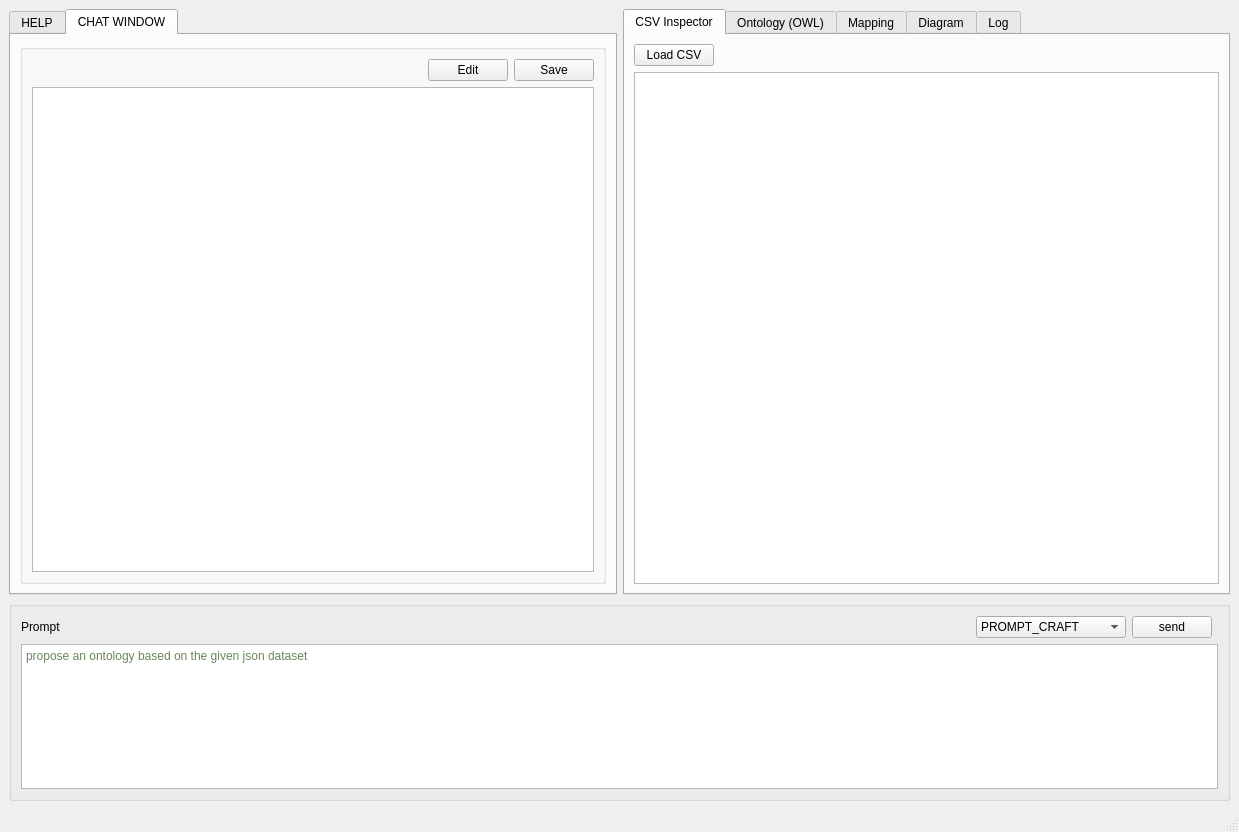
The window that GUI/GUI.ui (tecnomod-um/OntoGenix) describes before a commit, drawn with Qt 5.
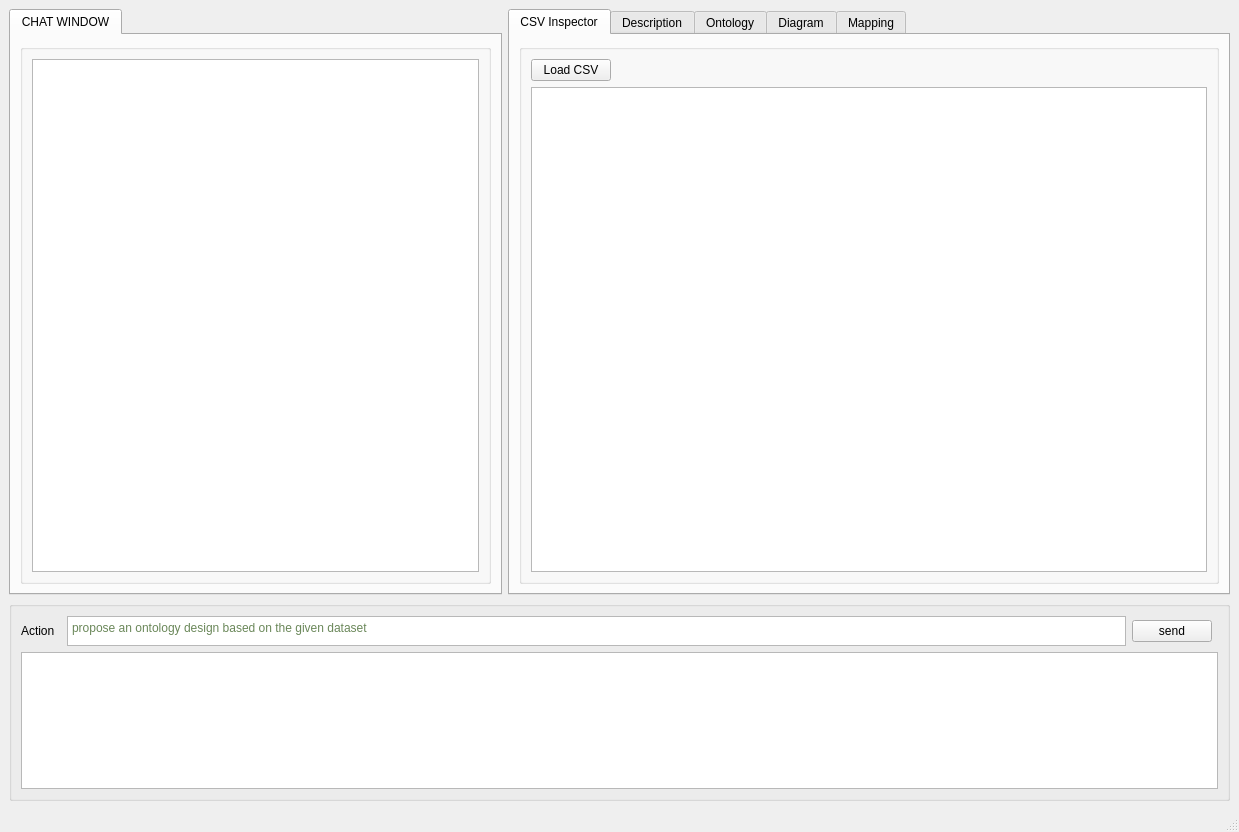
The same window after the commit. The open tabs and pages were chosen to show the change. Custom widgets are drawn as their Qt base class.

What changed in the file:
```diff
--- a/GUI/GUI.ui
+++ b/GUI/GUI.ui
@@ -35,76 +35,45 @@
          <string/>
         </property>
         <layout class="QGridLayout" name="gridLayout_3">
-         <item row="1" column="0">
-          <widget class="QLabel" name="label">
-           <property name="text">
-            <string>Prompt</string>
-           </property>
-          </widget>
-         </item>
-         <item row="1" column="5">
+         <item row="1" column="3">
           <widget class="QPushButton" name="query_send_btn">
            <property name="text">
             <string>send</string>
            </property>
           </widget>
          </item>
-         <item row="1" column="3">
-          <spacer name="horizontalSpacer">
-           <property name="orientation">
-            <enum>Qt::Horizontal</enum>
-           </property>
-           <property name="sizeHint" stdset="0">
+         <item row="1" column="2">
+          <widget class="QTextEdit" name="action_textEdit">
+           <property name="maximumSize">
             <size>
-             <width>40</width>
-             <height>20</height>
+             <width>16777215</width>
+             <height>30</height>
             </size>
            </property>
-          </spacer>
-         </item>
-         <item row="1" column="4">
-          <widget class="QComboBox" name="state_cbox">
-           <property name="minimumSize">
-            <size>
-             <width>150</width>
-             <height>0</height>
-            </size>
+           <property name="html">
+            <string>&lt;!DOCTYPE HTML PUBLIC &quot;-//W3C//DTD HTML 4.0//EN&quot; &quot;http://www.w3.org/TR/REC-html40/strict.dtd&quot;&gt;
+&lt;html&gt;&lt;head&gt;&lt;meta name=&quot;qrichtext&quot; content=&quot;1&quot; /&gt;&lt;style type=&quot;text/css&quot;&gt;
+p, li { white-space: pre-wrap; }
+&lt;/style&gt;&lt;/head&gt;&lt;body style=&quot; font-family:'Noto Sans'; font-size:10pt; font-weight:400; font-style:normal;&quot;&gt;
+&lt;p style=&quot; margin-top:0px; margin-bottom:0px; margin-left:0px; margin-right:0px; -qt-block-indent:0; text-indent:0px;&quot;&gt;&lt;span style=&quot; font-family:'monospace'; font-size:9pt; color:#6a8759;&quot;&gt;propose an ontology design based on the given dataset&lt;/span&gt;&lt;/p&gt;&lt;/body&gt;&lt;/html&gt;</string>
            </property>
-           <item>
-            <property name="text">
-             <string>PROMPT_CRAFT</string>
-            </property>
-           </item>
-           <item>
-            <property name="text">
-             <string>DESCRIPTION</string>
-            </property>
-           </item>
-           <item>
-            <property name="text">
-             <string>ONTOLOGY</string>
-            </property>
-           </item>
-           <item>
-            <property name="text">
-             <string>ONTOLOGY_ENTITY</string>
-            </property>
-           </item>
-           <item>
-            <property name="text">
-             <string>MAPPING</string>
-            </property>
-           </item>
           </widget>
          </item>
-         <item row="3" column="0" colspan="7">
+         <item row="3" column="0" colspan="5">
           <widget class="QTextEdit" name="query_prompt_textedit">
            <property name="html">
             <string>&lt;!DOCTYPE HTML PUBLIC &quot;-//W3C//DTD HTML 4.0//EN&quot; &quot;http://www.w3.org/TR/REC-html40/strict.dtd&quot;&gt;
 &lt;html&gt;&lt;head&gt;&lt;meta name=&quot;qrichtext&quot; content=&quot;1&quot; /&gt;&lt;style type=&quot;text/css&quot;&gt;
 p, li { white-space: pre-wrap; }
 &lt;/style&gt;&lt;/head&gt;&lt;body style=&quot; font-family:'Noto Sans'; font-size:10pt; font-weight:400; font-style:normal;&quot;&gt;
-&lt;p style=&quot; margin-top:12px; margin-bottom:12px; margin-left:0px; margin-right:0px; -qt-block-indent:0; text-indent:0px;&quot;&gt;&lt;span style=&quot; font-family:'monospace'; font-size:9pt; color:#6a8759;&quot;&gt;propose an ontology based on the given json dataset&lt;/span&gt;&lt;/p&gt;&lt;/body&gt;&lt;/html&gt;</string>
+&lt;p style=&quot;-qt-paragraph-type:empty; margin-top:12px; margin-bottom:12px; margin-left:0px; margin-right:0px; -qt-block-indent:0; text-indent:0px;&quot;&gt;&lt;br /&gt;&lt;/p&gt;&lt;/body&gt;&lt;/html&gt;</string>
+           </property>
+          </widget>
+         </item>
+         <item row="1" column="0">
+          <widget class="QLabel" name="label">
+           <property name="text">
+            <string>Action</string>
            </property>
           </widget>
          </item>
@@ -113,19 +82,15 @@
       </item>
       <item row="0" column="0">
        <widget class="QTabWidget" name="CHATs_tab">
+        <property name="maximumSize">
+         <size>
+          <width>500</width>
+          <height>16777215</height>
+         </size>
+        </property>
         <property name="currentIndex">
          <number>0</number>
         </property>
-        <widget class="QWidget" name="help_window_tab">
-         <attribute name="title">
-          <string>HELP</string>
-         </attribute>
-         <layout class="QGridLayout" name="gridLayout_9">
-          <item row="0" column="0">
-           <widget class="QTextEdit" name="help_textEdit"/>
-          </item>
-         </layout>
-        </widget>
         <widget class="QWidget" name="chat_window_tab">
          <attribute name="title">
           <string>CHAT WINDOW</string>
@@ -137,34 +102,7 @@
              <string/>
             </property>
             <layout class="QGridLayout" name="gridLayout_4">
-             <item row="1" column="0">
-              <spacer name="horizontalSpacer_6">
-               <property name="orientation">
-                <enum>Qt::Horizontal</enum>
-               </property>
-               <property name="sizeHint" stdset="0">
-                <size>
-                 <width>40</width>
-                 <height>20</height>
-                </size>
-               </property>
-              </spacer>
-             </item>
-             <item row="1" column="2">
-              <widget class="QPushButton" name="chat_save_btn">
-               <property name="text">
-                <string>Save</string>
-               </property>
-              </widget>
-             </item>
-             <item row="1" column="1">
-              <widget class="QPushButton" name="chat_edit_btn">
-               <property name="text">
-                <string>Edit</string>
-               </property>
-              </widget>
-             </item>
-             <item row="2" column="0" colspan="3">
+             <item row="1" column="0" colspan="2">
               <widget class="QTextEdit" name="LLManswer_textedit">
                <property name="html">
                 <string>&lt;!DOCTYPE HTML PUBLIC &quot;-//W3C//DTD HTML 4.0//EN&quot; &quot;http://www.w3.org/TR/REC-html40/strict.dtd&quot;&gt;
@@ -192,34 +130,57 @@
           <string>CSV Inspector</string>
          </attribute>
          <layout class="QGridLayout" name="gridLayout_2">
-          <item row="1" column="1">
-           <spacer name="horizontalSpacer_2">
-            <property name="orientation">
-             <enum>Qt::Horizontal</enum>
-            </property>
-            <property name="sizeHint" stdset="0">
-             <size>
-              <width>40</width>
-              <height>20</height>
-             </size>
-            </property>
-           </spacer>
-          </item>
           <item row="1" column="0">
-           <widget class="QPushButton" name="load_csv_btn">
-            <property name="text">
-             <string>Load CSV</string>
+           <widget class="QGroupBox" name="groupBox_8">
+            <property name="title">
+             <string/>
             </property>
-           </widget>
-          </item>
-          <item row="2" column="0" colspan="2">
-           <widget class="QTextEdit" name="csv_textedit">
-            <property name="html">
-             <string>&lt;!DOCTYPE HTML PUBLIC &quot;-//W3C//DTD HTML 4.0//EN&quot; &quot;http://www.w3.org/TR/REC-html40/strict.dtd&quot;&gt;
+            <layout class="QGridLayout" name="gridLayout_10">
+             <item row="1" column="1">
+              <spacer name="horizontalSpacer_2">
+               <property name="orientation">
+                <enum>Qt::Horizontal</enum>
+               </property>
+               <property name="sizeHint" stdset="0">
+                <size>
+                 <width>590</width>
+                 <height>20</height>
+                </size>
+               </property>
+              </spacer>
+             </item>
+             <item row="2" column="0" colspan="2">
+              <widget class="QTextEdit" name="csv_textedit">
+               <property name="html">
+                <string>&lt;!DOCTYPE HTML PUBLIC &quot;-//W3C//DTD HTML 4.0//EN&quot; &quot;http://www.w3.org/TR/REC-html40/strict.dtd&quot;&gt;
 &lt;html&gt;&lt;head&gt;&lt;meta name=&quot;qrichtext&quot; content=&quot;1&quot; /&gt;&lt;style type=&quot;text/css&quot;&gt;
 p, li { white-space: pre-wrap; }
 &lt;/style&gt;&lt;/head&gt;&lt;body style=&quot; font-family:'Noto Sans'; font-size:10pt; font-weight:400; font-style:normal;&quot;&gt;
 &lt;p style=&quot;-qt-paragraph-type:empty; margin-top:0px; margin-bottom:0px; margin-left:0px; margin-right:0px; -qt-block-indent:0; text-indent:0px;&quot;&gt;&lt;br /&gt;&lt;/p&gt;&lt;/body&gt;&lt;/html&gt;</string>
+               </property>
+              </widget>
+             </item>
+             <item row="1" column="0">
+              <widget class="QPushButton" name="load_csv_btn">
+               <property name="text">
+                <string>Load CSV</string>
+               </property>
+              </widget>
+             </item>
+            </layout>
+           </widget>
+          </item>
+         </layout>
+        </widget>
+        <widget class="QWidget" name="tab">
+         <attribute name="title">
+          <string>Description</string>
+         </attribute>
+         <layout class="QVBoxLayout" name="verticalLayout_2">
+          <item>
+           <widget class="QGroupBox" name="groupBox">
+            <property name="title">
+             <string/>
             </property>
            </widget>
           </item>
@@ -227,7 +188,7 @@
         </widget>
         <widget class="QWidget" name="owl_tab">
          <attribute name="title">
-          <string>Ontology (OWL)</string>
+          <string>Ontology</string>
          </attribute>
          <layout class="QVBoxLayout" name="verticalLayout_3">
           <item>
@@ -279,53 +240,6 @@
           </item>
          </layout>
         </widget>
-        <widget class="QWidget" name="rml_tab">
-         <attribute name="title">
-          <string>Mapping</string>
-         </attribute>
-         <layout class="QVBoxLayout" name="verticalLayout_5">
-          <item>
-           <widget class="QGroupBox" name="groupBox_6">
-            <property name="title">
-             <string>RML</string>
-            </property>
-            <layout class="QGridLayout" name="gridLayout_8">
-             <item row="1" column="2">
-              <widget class="QPushButton" name="mapping_save_btn">
-               <property name="text">
-                <string>Save</string>
-               </property>
-              </widget>
-             </item>
-             <item row="1" column="1">
-              <spacer name="horizontalSpacer_3">
-               <property name="orientation">
-                <enum>Qt::Horizontal</enum>
-               </property>
-               <property name="sizeHint" stdset="0">
-                <size>
-                 <width>40</width>
-                 <height>20</height>
-                </size>
-               </property>
-              </spacer>
-             </item>
-             <item row="0" column="1" colspan="2">
-              <widget class="QTextEdit" name="mapping_textedit">
-               <property name="html">
-                <string>&lt;!DOCTYPE HTML PUBLIC &quot;-//W3C//DTD HTML 4.0//EN&quot; &quot;http://www.w3.org/TR/REC-html40/strict.dtd&quot;&gt;
-&lt;html&gt;&lt;head&gt;&lt;meta name=&quot;qrichtext&quot; content=&quot;1&quot; /&gt;&lt;style type=&quot;text/css&quot;&gt;
-p, li { white-space: pre-wrap; }
-&lt;/style&gt;&lt;/head&gt;&lt;body style=&quot; font-family:'Noto Sans'; font-size:10pt; font-weight:400; font-style:normal;&quot;&gt;
-&lt;p style=&quot;-qt-paragraph-type:empty; margin-top:0px; margin-bottom:0px; margin-left:0px; margin-right:0px; -qt-block-indent:0; text-indent:0px;&quot;&gt;&lt;br /&gt;&lt;/p&gt;&lt;/body&gt;&lt;/html&gt;</string>
-               </property>
-              </widget>
-             </item>
-            </layout>
-           </widget>
-          </item>
-         </layout>
-        </widget>
         <widget class="QWidget" name="diagram_tab">
          <attribute name="title">
           <string>Diagram</string>
@@ -352,9 +266,9 @@
           </item>
          </layout>
         </widget>
-        <widget class="QWidget" name="log_tab">
+        <widget class="QWidget" name="rml_tab">
          <attribute name="title">
-          <string>Log</string>
+          <string>Mapping</string>
          </attribute>
          <layout class="QVBoxLayout" name="verticalLayout_6">
           <item>
```
Left out of the diff: 103 changed lines with no effect on the pictures.
